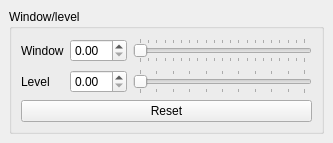
First picture: the form in src/WindowLevelWidget.ui, repository ManiVaultStudio/ImageViewerPlugin, before the edit.
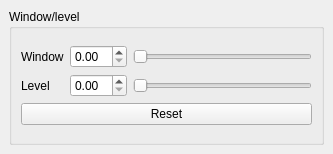
Second picture: the form after the edit.

```diff
--- a/src/WindowLevelWidget.ui
+++ b/src/WindowLevelWidget.ui
@@ -7,7 +7,7 @@
     <x>0</x>
     <y>0</y>
     <width>333</width>
-    <height>126</height>
+    <height>154</height>
    </rect>
   </property>
   <property name="windowTitle">
@@ -59,7 +59,7 @@
            <enum>Qt::Horizontal</enum>
           </property>
           <property name="tickPosition">
-           <enum>QSlider::TicksBothSides</enum>
+           <enum>QSlider::NoTicks</enum>
           </property>
          </widget>
         </item>
@@ -72,7 +72,7 @@
            <enum>Qt::Horizontal</enum>
           </property>
           <property name="tickPosition">
-           <enum>QSlider::TicksBothSides</enum>
+           <enum>QSlider::NoTicks</enum>
           </property>
          </widget>
         </item>
```
